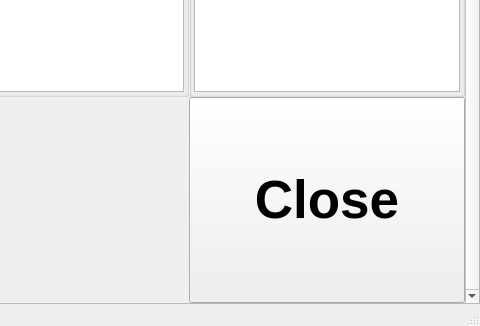
Old version of the form RepoDest/mainwindow.ui in the repository azieh/RepoDest; both pictures show x 638 to 1118 and y 520 to 846 of the 1118 by 846 pixel window.
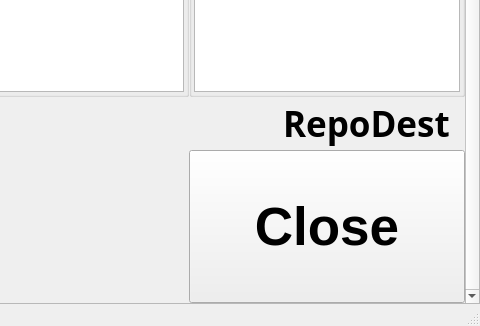
New version of the form. Icons and pictures are not drawn.

Patch:
```diff
--- a/RepoDest/mainwindow.ui
+++ b/RepoDest/mainwindow.ui
@@ -112,8 +112,8 @@
         <rect>
          <x>0</x>
          <y>0</y>
-         <width>1095</width>
-         <height>802</height>
+         <width>1099</width>
+         <height>803</height>
         </rect>
        </property>
        <property name="sizePolicy">
@@ -149,44 +149,6 @@
           <property name="spacing">
            <number>0</number>
           </property>
-          <item row="3" column="4">
-           <widget class="QPushButton" name="pushButtonQuit">
-            <property name="sizePolicy">
-             <sizepolicy hsizetype="Expanding" vsizetype="Expanding">
-              <horstretch>0</horstretch>
-              <verstretch>0</verstretch>
-             </sizepolicy>
-            </property>
-            <property name="font">
-             <font>
-              <pointsize>40</pointsize>
-              <weight>75</weight>
-              <italic>false</italic>
-              <bold>true</bold>
-              <underline>false</underline>
-             </font>
-            </property>
-            <property name="cursor">
-             <cursorShape>PointingHandCursor</cursorShape>
-            </property>
-            <property name="text">
-             <string>Close</string>
-            </property>
-            <property name="icon">
-             <iconset resource="ico.qrc">
-              <normaloff>:/ico/close.png</normaloff>:/ico/close.png</iconset>
-            </property>
-            <property name="iconSize">
-             <size>
-              <width>64</width>
-              <height>64</height>
-             </size>
-            </property>
-            <property name="autoExclusive">
-             <bool>true</bool>
-            </property>
-           </widget>
-          </item>
           <item row="0" column="1">
            <widget class="QGroupBox" name="groupBoxSt10">
             <property name="minimumSize">
@@ -2628,6 +2590,122 @@
           <item row="3" column="3">
            <layout class="QVBoxLayout" name="verticalLayout_3"/>
           </item>
+          <item row="3" column="4">
+           <layout class="QVBoxLayout" name="verticalLayout_4">
+            <property name="spacing">
+             <number>0</number>
+            </property>
+            <item>
+             <layout class="QHBoxLayout" name="horizontalLayout">
+              <property name="leftMargin">
+               <number>2</number>
+              </property>
+              <property name="topMargin">
+               <number>2</number>
+              </property>
+              <property name="rightMargin">
+               <number>2</number>
+              </property>
+              <property name="bottomMargin">
+               <number>2</number>
+              </property>
+              <item>
+               <spacer name="horizontalSpacer">
+                <property name="orientation">
+                 <enum>Qt::Horizontal</enum>
+                </property>
+                <property name="sizeHint" stdset="0">
+                 <size>
+                  <width>40</width>
+                  <height>20</height>
+                 </size>
+                </property>
+               </spacer>
+              </item>
+              <item>
+               <widget class="QLabel" name="label_2">
+                <property name="font">
+                 <font>
+                  <family>Magneto</family>
+                  <pointsize>26</pointsize>
+                  <weight>75</weight>
+                  <italic>false</italic>
+                  <bold>true</bold>
+                  <kerning>true</kerning>
+                 </font>
+                </property>
+                <property name="layoutDirection">
+                 <enum>Qt::LeftToRight</enum>
+                </property>
+                <property name="autoFillBackground">
+                 <bool>false</bool>
+                </property>
+                <property name="text">
+                 <string>RepoDest</string>
+                </property>
+               </widget>
+              </item>
+              <item>
+               <widget class="QLabel" name="label">
+                <property name="maximumSize">
+                 <size>
+                  <width>80</width>
+                  <height>80</height>
+                 </size>
+                </property>
+                <property name="text">
+                 <string/>
+                </property>
+                <property name="pixmap">
+                 <pixmap resource="ico.qrc">:/ico/RepoDest.png</pixmap>
+                </property>
+                <property name="scaledContents">
+                 <bool>true</bool>
+                </property>
+               </widget>
+              </item>
+             </layout>
+            </item>
+            <item>
+             <widget class="QPushButton" name="pushButtonQuit">
+              <property name="sizePolicy">
+               <sizepolicy hsizetype="Expanding" vsizetype="Expanding">
+                <horstretch>0</horstretch>
+                <verstretch>0</verstretch>
+               </sizepolicy>
+              </property>
+              <property name="font">
+               <font>
+                <pointsize>40</pointsize>
+                <weight>75</weight>
+                <italic>false</italic>
+                <bold>true</bold>
+                <underline>false</underline>
+               </font>
+              </property>
+              <property name="cursor">
+               <cursorShape>PointingHandCursor</cursorShape>
+              </property>
+              <property name="text">
+               <string>Close</string>
+              </property>
+              <property name="icon">
+               <iconset resource="ico.qrc">
+                <normaloff>:/ico/close.png</normaloff>:/ico/close.png</iconset>
+              </property>
+              <property name="iconSize">
+               <size>
+                <width>64</width>
+                <height>64</height>
+               </size>
+              </property>
+              <property name="autoExclusive">
+               <bool>true</bool>
+              </property>
+             </widget>
+            </item>
+           </layout>
+          </item>
          </layout>
         </item>
        </layout>
```
Left out of the diff: 8 changed lines with no effect on the pictures.
